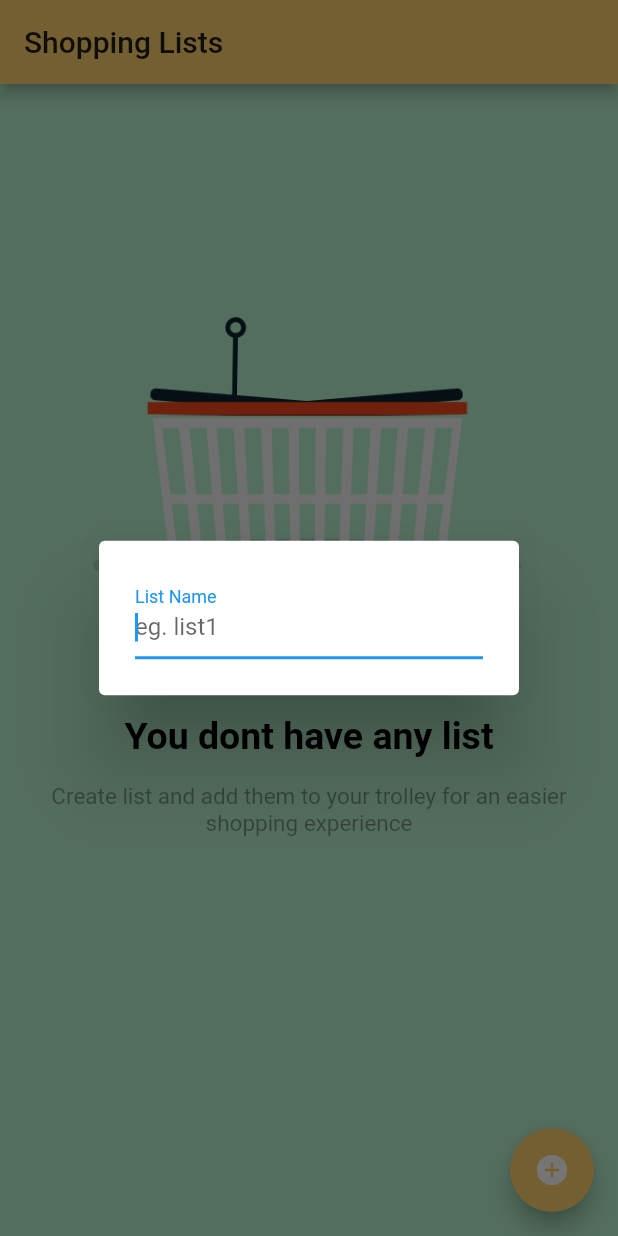
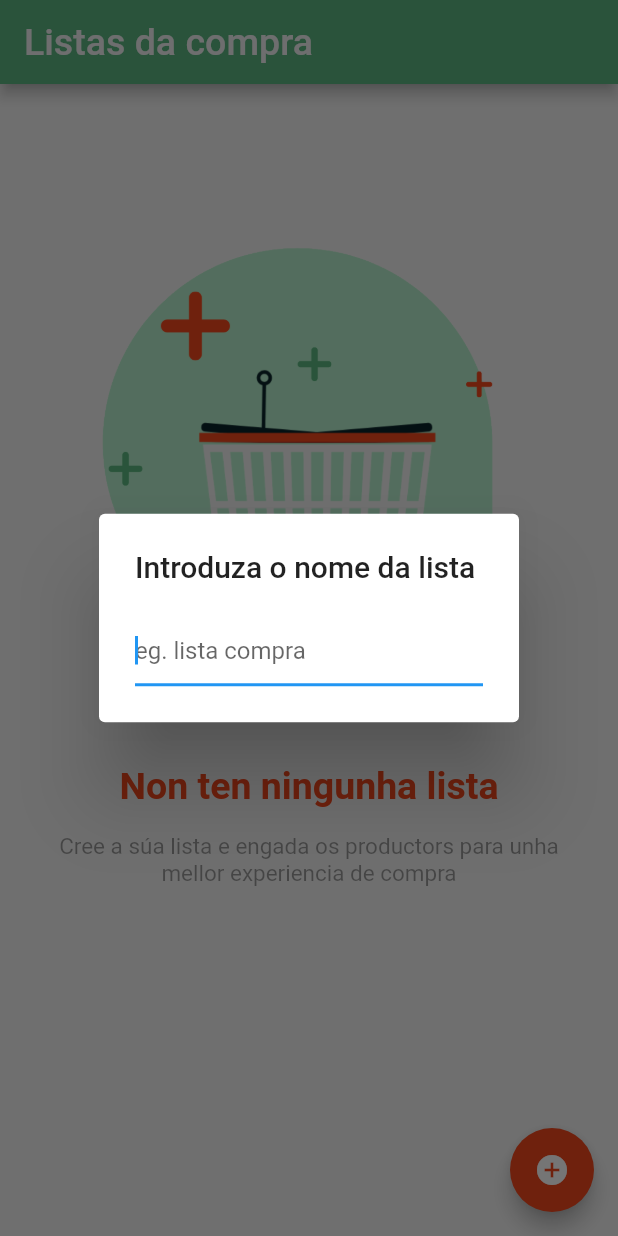
Before and after one commit to Alberto-Candinho/carrito4.0, a Flutter app: the screen it shows after launch, after a tap on the "add circle" icon, on a phone screen of 412 x 824 dp. Run offline on Flutter 3.47's test engine with Material 2 defaults, Android fonts, the light colour scheme and no system bars; our stand-ins replace bloc, equatable, flutter_bloc.

Commit message:
WIP: FIrst screem + hotfix

```diff
--- a/lib/src/ui/shopping_lists_view.dart
+++ b/lib/src/ui/shopping_lists_view.dart
@@ -8,15 +8,16 @@ class ShoppingListsView extends StatelessWidget {
     final ShoppingListsBloc shoppingListsBloc =
         BlocProvider.of<ShoppingListsBloc>(context, listen: true);
     return Scaffold(
+        resizeToAvoidBottomInset: false,
         appBar: AppBar(
           title: const Text(
-            'Shopping Lists',
-            style: TextStyle(color: Colors.black87),
+            'Listas da compra',
+            style: TextStyle(color: Color(0xFFf0f0f1), fontSize: 25),
           ),
-          backgroundColor: Color(0xFFfcd06f),
+          backgroundColor: Color(0xFF5bb580),
         ),
         body: ColoredBox(
-            color: Color(0xFFb5eecc),
+            color: Color(0xFFf3f3f3),
             child: Column(children: [
               Expanded(
                   child: Padding(
@@ -27,11 +28,13 @@ class ShoppingListsView extends StatelessWidget {
         floatingActionButton: FloatingActionButton(
           onPressed: () async {
             final newListName =
-                await _getNewListName(context /*, shoppingListsBloc*/);
-            shoppingListsBloc.add(CreateList(listName: newListName));
+                await _getNewListName(context /*, shoppingListsBloc*/) ?? '';
+            if (newListName != "") {
+              shoppingListsBloc.add(CreateList(listName: newListName));
+            }
           },
           tooltip: 'Create new list',
-          backgroundColor: Color(0xFFfcd06f),
+          backgroundColor: Color(0xFFf1471d),
           child: Icon(
             Icons.add_circle,
           ),
@@ -44,13 +47,13 @@ class ShoppingListsView extends StatelessWidget {
       context: context,
       builder: (context) {
         return AlertDialog(
+            title: Text("Introduza o nome da lista"),
             content: new TextField(
                 autofocus: true,
-                decoration: new InputDecoration(
-                    labelText: 'List Name', hintText: 'eg. list1'),
+                decoration: new InputDecoration(hintText: 'eg. lista compra'),
                 onSubmitted: (String value) {
+                  Navigator.of(context, rootNavigator: true).pop(value);
                   //shoppingListsBloc.add(CreateList(listName: value));
-                  Navigator.of(context, rootNavigator: true).pop(value);
                 }));
       },
     );
@@ -105,20 +108,20 @@ class _ShoppingLists extends StatelessWidget {
                     fit: BoxFit.scaleDown)),
           ),
           Container(
-            alignment: Alignment(0, 0.15),
+            alignment: Alignment(0, 0.25),
             child: Text(
-              "You dont have any list",
+              "Non ten ningunha lista",
               textAlign: TextAlign.center,
               style: TextStyle(
-                  color: Colors.black,
+                  color: Color(0xFFf1471d),
                   fontSize: 25,
                   fontWeight: FontWeight.bold),
             ),
           ),
           Container(
-            alignment: Alignment(0, 0.30),
+            alignment: Alignment(0, 0.40),
             child: Text(
-              "Create list and add them to your trolley for an easier shopping experience",
+              "Cree a súa lista e engada os productors para unha mellor experiencia de compra",
               textAlign: TextAlign.center,
               style: TextStyle(color: Colors.black38, fontSize: 15),
             ),
```
Also changed, not shown: assets/img/cartel.png (deleted), assets/img/cesta.png.
